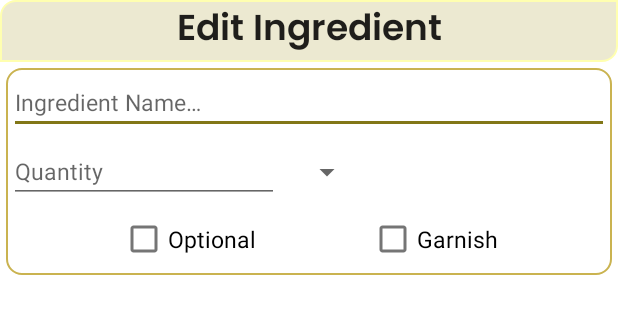
After one commit to p0ppy-fl0w3r/hammered, an Android app: the layout edit_ingredient_dialog.xml on its own in the app's theme, with its tools: preview values and no code run, on a phone screen of 412 x 824 dp. The commit adds this screen. Shown: the top 314 px of the screen. Run offline under Robolectric (Android 15) with nearby library versions, the light colour scheme and no system bars; Roboto replaces fonts that are not available here.

Commit message:
Improved edit ingredient.

```diff
--- a/app/src/main/java/com/fl0w3r/hammered/BindingAdapters.kt
+++ b/app/src/main/java/com/fl0w3r/hammered/BindingAdapters.kt
@@ -114,11 +114,11 @@ fun detailCocktailFavourite(imageView: ImageView, cocktail: Cocktail) {
 @BindingAdapter("quantity")
 fun quantity(textView: TextView, ingredientRef: IngredientCocktailRef) {
 
-    val refRem = ingredientRef.quantity % 1
+    val refRem = ingredientRef.quantity!! % 1
     if (refRem <= 0.01f) {
         textView.text = textView.context.getString(
             R.string.quantity,
-            ingredientRef.quantity.toInt(),
+            ingredientRef.quantity!!.toInt(),
             ingredientRef.quantityUnit
         )
     } else {
--- a/app/src/main/java/com/fl0w3r/hammered/database/Database.kt
+++ b/app/src/main/java/com/fl0w3r/hammered/database/Database.kt
@@ -12,7 +12,7 @@ import com.fl0w3r.hammered.entities.relations.IngredientCocktailRef
 @Database(
     entities = [Cocktail::class, Ingredient::class, IngredientCocktailRef::class],
     exportSchema = false,
-    version = 9
+    version = 10
 )
 abstract class CocktailDatabase : RoomDatabase() {
 
--- a/app/src/main/java/com/fl0w3r/hammered/entities/relations/IngredientCocktailRef.kt
+++ b/app/src/main/java/com/fl0w3r/hammered/entities/relations/IngredientCocktailRef.kt
@@ -8,7 +8,7 @@ data class IngredientCocktailRef(
     var cocktail_id: Long,
     var ingredient_id: Long,
     var ingredient_name: String,
-    var quantity:Float,
+    var quantity:Float?,
     var quantityUnit: String,
     var isGarnish:Boolean,
     var isOptional:Boolean
--- /dev/null
+++ b/app/src/main/res/layout/edit_ingredient_dialog.xml
@@ -0,0 +1,84 @@
+<?xml version="1.0" encoding="utf-8"?>
+<LinearLayout xmlns:android="http://schemas.android.com/apk/res/android"
+    xmlns:app="http://schemas.android.com/apk/res-auto"
+    android:layout_width="match_parent"
+    android:layout_height="wrap_content"
+    android:orientation="vertical">
+
+    <TextView
+        style="@style/DialogHeadingStyle"
+        android:layout_width="match_parent"
+        android:layout_height="wrap_content"
+        android:background="@drawable/detail_text_back"
+        android:text="@string/edit_ingredient" />
+
+    <androidx.constraintlayout.widget.ConstraintLayout
+        android:layout_width="match_parent"
+        android:layout_height="wrap_content"
+        android:layout_margin="4dp"
+        android:background="@drawable/ingredient_back">
+
+        <AutoCompleteTextView
+            android:id="@+id/updateIngredientName"
+            android:layout_width="match_parent"
+            android:layout_height="wrap_content"
+            android:layout_margin="2dp"
+            android:ems="10"
+            android:hint="@string/ingredient_name_edit_text"
+            android:imeOptions="actionNext"
+            android:importantForAutofill="no"
+            android:inputType="textPersonName"
+            android:nextFocusDown="@id/updateQuantity"
+            android:textSize="15sp"
+            app:layout_constraintEnd_toEndOf="parent"
+            app:layout_constraintStart_toStartOf="parent"
+            app:layout_constraintTop_toTopOf="parent" />
+
+        <EditText
+            android:id="@+id/updateQuantity"
+            android:layout_width="0dp"
+            android:layout_height="match_parent"
+            android:layout_marginStart="2dp"
+            android:layout_marginTop="4dp"
+            android:ems="10"
+            android:hint="@string/quantity_string"
+            android:importantForAutofill="no"
+            android:inputType="numberDecimal"
+            android:textSize="15sp"
+            app:layout_constraintStart_toStartOf="parent"
+            app:layout_constraintTop_toBottomOf="@+id/updateIngredientName" />
+
+
+        <Spinner
+            android:id="@+id/unitSpinnerUpdate"
+            android:layout_width="wrap_content"
+            android:layout_height="wrap_content"
+            android:layout_marginStart="8dp"
+            app:layout_constraintBottom_toBottomOf="@+id/updateQuantity"
+            app:layout_constraintStart_toEndOf="@+id/updateQuantity"
+            app:layout_constraintTop_toTopOf="@+id/updateQuantity" />
+
+        <CheckBox
+            android:id="@+id/optionalUpdate"
+            android:layout_width="wrap_content"
+            android:layout_height="wrap_content"
+            android:text="@string/optional"
+            android:textSize="15sp"
+            app:layout_constraintEnd_toStartOf="@+id/garnishCheck"
+            app:layout_constraintHorizontal_bias="0.5"
+            app:layout_constraintStart_toStartOf="parent"
+            app:layout_constraintTop_toBottomOf="@+id/updateQuantity" />
+
+        <CheckBox
+            android:id="@+id/garnishCheck"
+            android:layout_width="wrap_content"
+            android:layout_height="wrap_content"
+            android:text="@string/garnish"
+            android:textSize="15sp"
+            app:layout_constraintEnd_toEndOf="parent"
+            app:layout_constraintHorizontal_bias="0.5"
+            app:layout_constraintStart_toEndOf="@+id/optionalUpdate"
+            app:layout_constraintTop_toBottomOf="@+id/updateQuantity" />
+
+    </androidx.constraintlayout.widget.ConstraintLayout>
+</LinearLayout>
--- a/app/src/main/res/layout/warning_dialog_layout.xml
+++ b/app/src/main/res/layout/warning_dialog_layout.xml
@@ -6,13 +6,9 @@
     android:orientation="vertical">
 
     <TextView
-        android:layout_width="match_parent"
-        android:layout_height="wrap_content"
         android:background="@drawable/detail_text_back"
-        android:fontFamily="@font/poppins_semibold"
-        android:gravity="center_horizontal"
         android:text="@string/warning"
-        android:textAppearance="@style/TextAppearance.AppCompat.Headline" />
+        style="@style/DialogHeadingStyle" />
     <TextView
         android:layout_width="match_parent"
         android:layout_height="wrap_content"
--- a/app/src/main/res/values/strings.xml
+++ b/app/src/main/res/values/strings.xml
@@ -93,5 +93,7 @@
     <string name="camera">Camera</string>
     <string name="file">File</string>
     <string name="temp">Temp</string>
-    <string name="add_a_new_step">Add a new step...</string>
+    <string name="add_a_new_step">Add a new step…</string>
+    <string name="edit_step">Edit step</string>
+    <string name="edit_ingredient">Edit Ingredient</string>
 </resources>
--- a/app/src/main/res/values/styles.xml
+++ b/app/src/main/res/values/styles.xml
@@ -52,6 +52,12 @@
         <item name="android:buttonBarPositiveButtonStyle">@style/PositiveButtonStyle</item>
     </style>
 
+    <style name="DarkButtonDialog" parent="ThemeOverlay.MaterialComponents.Dialog.Alert">
+        <item name="android:buttonBarPositiveButtonStyle">@style/PositiveButtonStyle</item>
+        <item name="android:buttonBarNegativeButtonStyle">@style/NegativeButtonStyle</item>
+    </style>
+
+
     <style name="NegativeButtonStyle" parent="Widget.MaterialComponents.Button.TextButton.Dialog">
         <item name="android:textColor">@color/secondaryDarkColor</item>
     </style>
@@ -60,4 +66,12 @@
         <item name="android:textColor">@color/secondaryDarkColor</item>
     </style>
 
+    <style name="DialogHeadingStyle">
+        <item name="android:layout_width">match_parent</item>
+        <item name="android:layout_height">wrap_content</item>
+        <item name="android:fontFamily">@font/poppins_semibold</item>
+        <item name="android:gravity">center_horizontal</item>
+        <item name="android:textAppearance">@style/TextAppearance.AppCompat.Headline</item>
+    </style>
+
 </resources>
```
Also changed, not shown: app/src/main/java/com/fl0w3r/hammered/cocktail/createCocktail/CocktailIngredientAdapter.kt (renamed from app/src/main/java/com/fl0w3r/hammered/cocktail/createCocktail/IngredientRecyclerAdapter.kt, +15 -9 lines), app/src/main/java/com/fl0w3r/hammered/cocktail/createCocktail/CreateCocktailActivity.kt (+111 -22 lines), app/src/main/java/com/fl0w3r/hammered/cocktail/createCocktail/CreateCocktailViewModel.kt (+19 -6 lines), app/src/main/java/com/fl0w3r/hammered/cocktail/createCocktail/StepsRecyclerAdapter.kt (+6 -8 lines), app/src/main/java/com/fl0w3r/hammered/dialog/EditIngredientDialog.kt (added, +64 -0 lines), app/src/main/java/com/fl0w3r/hammered/dialog/EditStepDialog.kt (added, +33 -0 lines), app/src/main/res/layout/activity_create_cocktail.xml (+17 -30 lines), app/src/main/res/layout/edit_step_dialog.xml (added, +28 -0 lines).
